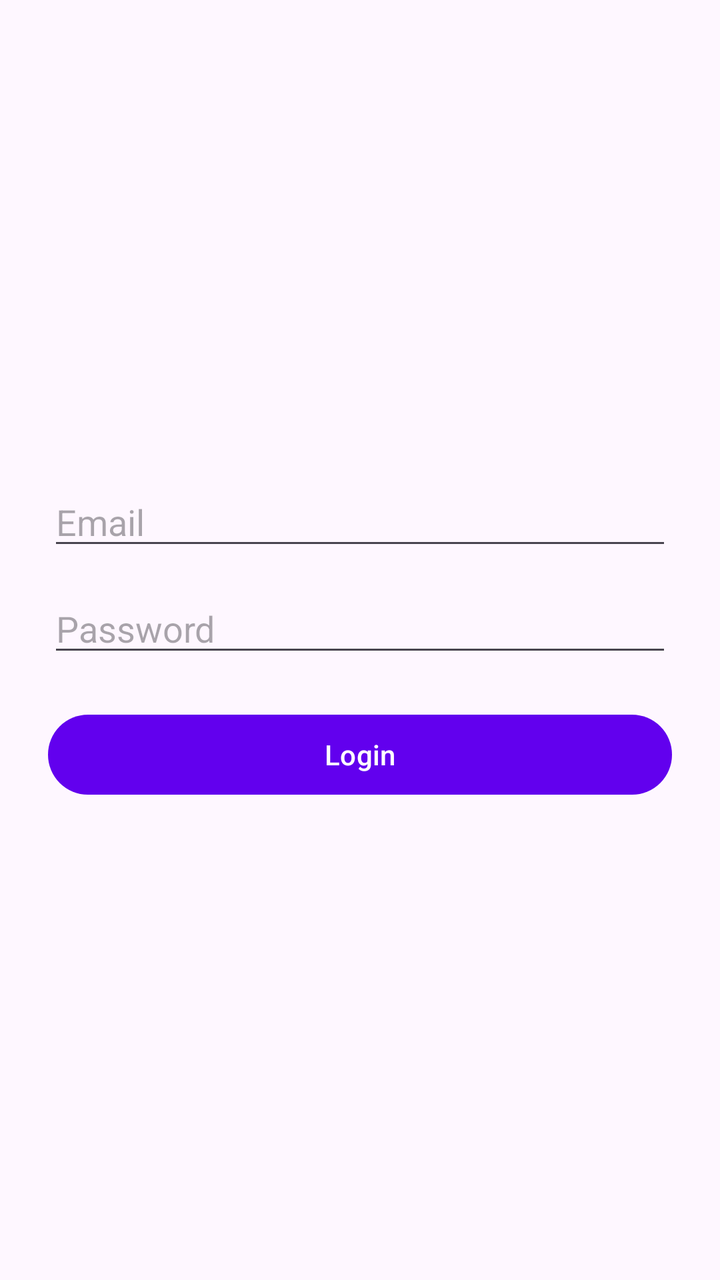
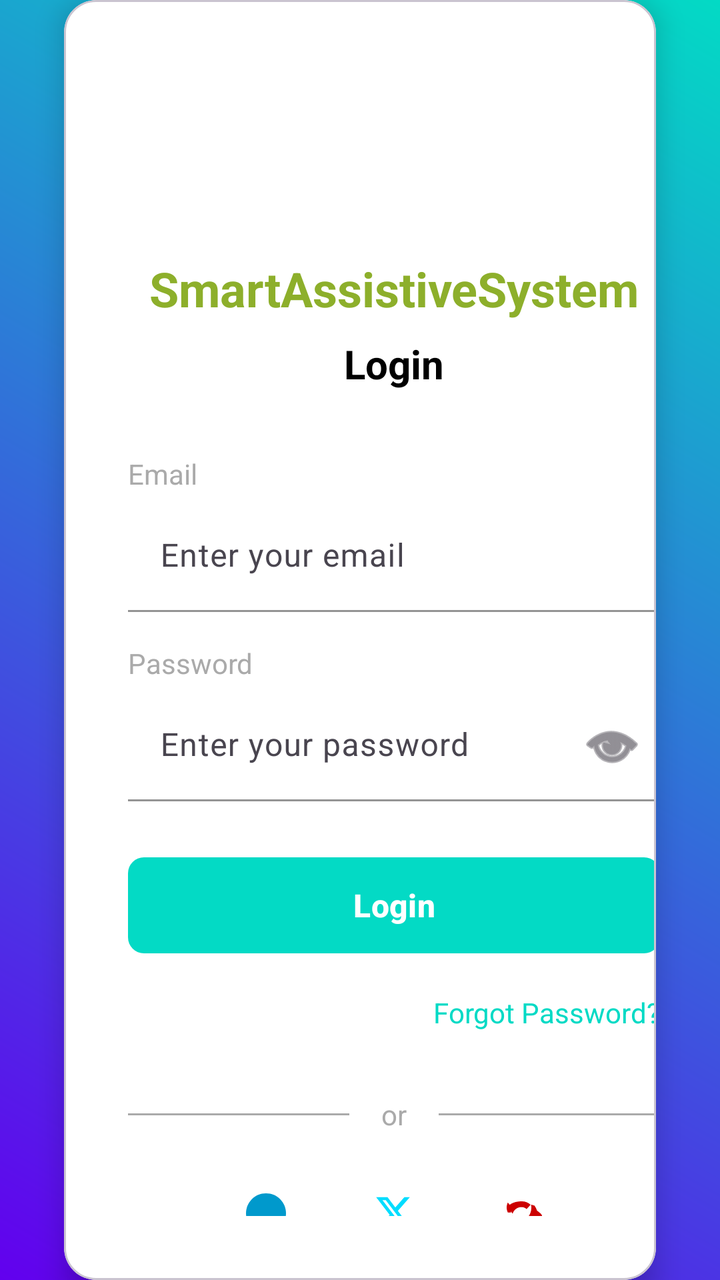

Screens rendered from an Android XML layout before and after an edit, with the pre-edit source and the edit as a unified diff.
<!-- AndroidManifest.xml: application theme Theme.SmartAssistiveSystem -->
<!-- res/layout/activity_login.xml -->
<LinearLayout xmlns:android="http://schemas.android.com/apk/res/android"
    android:orientation="vertical"
    android:gravity="center"
    android:padding="24dp"
    android:layout_width="match_parent"
    android:layout_height="match_parent">

    <EditText
        android:id="@+id/editTextEmail"
        android:hint="Email"
        android:inputType="textEmailAddress"
        android:layout_width="match_parent"
        android:layout_height="wrap_content"/>

    <EditText
        android:id="@+id/editTextPassword"
        android:hint="Password"
        android:inputType="textPassword"
        android:layout_width="match_parent"
        android:layout_height="wrap_content"
        android:layout_marginTop="12dp"/>

    <Button
        android:id="@+id/btnLogin"
        android:text="Login"
        android:layout_width="match_parent"
        android:layout_height="wrap_content"
        android:layout_marginTop="20dp"/>
</LinearLayout>
<!-- resources referenced by this layout -->
<resources>
  <color name="purple_500">#6200EE</color>
  <color name="purple_700">#3700B3</color>
  <color name="white">#FFFFFF</color>
  <color name="teal_200">#03DAC5</color>
  <color name="black">#000000</color>
  <style name="ActionMenuTextStyle" parent="@android:style/TextAppearance.Widget.IconMenu.Item">
          <item name="android:textSize">14sp</item>
          <item name="android:textColor">#FFFFFF</item>
          <item name="android:textAllCaps">false</item>
      </style>
  <!-- unchanged entries left out for length: 1 -->
</resources>

<!-- the commit's change to res/layout/activity_login.xml (unified diff, before → after) -->
@@ -1,29 +1,272 @@
-<LinearLayout xmlns:android="http://schemas.android.com/apk/res/android"
-    android:orientation="vertical"
-    android:gravity="center"
-    android:padding="24dp"
+<?xml version="1.0" encoding="utf-8"?>
+<androidx.constraintlayout.widget.ConstraintLayout xmlns:android="http://schemas.android.com/apk/res/android"
+    xmlns:app="http://schemas.android.com/apk/res-auto"
+    xmlns:tools="http://schemas.android.com/tools"
     android:layout_width="match_parent"
-    android:layout_height="match_parent">
-
-    <EditText
-        android:id="@+id/editTextEmail"
-        android:hint="Email"
-        android:inputType="textEmailAddress"
-        android:layout_width="match_parent"
-        android:layout_height="wrap_content"/>
-
-    <EditText
-        android:id="@+id/editTextPassword"
-        android:hint="Password"
-        android:inputType="textPassword"
-        android:layout_width="match_parent"
+    android:layout_height="match_parent"
+    android:background="@drawable/loginactivity_gradient_background"
+    tools:context=".ui.login.LoginActivity">
+
+    
+    <com.google.android.material.card.MaterialCardView
+        android:id="@+id/login_card"
+        android:layout_width="0dp"
         android:layout_height="wrap_content"
-        android:layout_marginTop="12dp"/>
-
-    <Button
-        android:id="@+id/btnLogin"
-        android:text="Login"
-        android:layout_width="match_parent"
-        android:layout_height="wrap_content"
-        android:layout_marginTop="20dp"/>
-</LinearLayout>
+        android:layout_marginStart="32dp"
+        android:layout_marginTop="64dp"
+        android:layout_marginEnd="32dp"
+        android:layout_marginBottom="64dp"
+        app:cardBackgroundColor="@android:color/white"
+        app:cardCornerRadius="16dp"
+        app:cardElevation="8dp"
+        app:layout_constraintBottom_toBottomOf="parent"
+        app:layout_constraintEnd_toEndOf="parent"
+        app:layout_constraintStart_toStartOf="parent"
+        app:layout_constraintTop_toTopOf="parent">
+
+        <androidx.constraintlayout.widget.ConstraintLayout
+            android:layout_width="330dp"
+            android:layout_height="wrap_content"
+            android:padding="32dp">
+
+
+
+            
+            <ImageView
+                android:id="@+id/iv_logo"
+                android:layout_width="80dp"
+                android:layout_height="80dp"
+                android:src="@mipmap/ic_launcher_round"
+                app:layout_constraintEnd_toEndOf="parent"
+                app:layout_constraintStart_toStartOf="parent"
+                app:layout_constraintTop_toTopOf="parent" />
+
+            <TextView
+                android:id="@+id/tv_app_name"
+                android:layout_width="wrap_content"
+                android:layout_height="wrap_content"
+                android:layout_marginTop="16dp"
+                android:text="SmartAssistiveSystem"
+                android:textColor="@color/Name_gradient"
+                android:textSize="24sp"
+                android:textStyle="bold"
+                app:layout_constraintEnd_toEndOf="parent"
+                app:layout_constraintStart_toStartOf="parent"
+                app:layout_constraintTop_toBottomOf="@id/iv_logo" />
+
+            
+            <TextView
+                android:id="@+id/tv_login_title"
+                android:layout_width="wrap_content"
+                android:layout_height="wrap_content"
+                android:layout_marginTop="8dp"
+                android:text="Login"
+                android:textColor="@android:color/black"
+                android:textSize="20sp"
+                android:textStyle="bold"
+                app:layout_constraintEnd_toEndOf="parent"
+                app:layout_constraintStart_toStartOf="parent"
+                app:layout_constraintTop_toBottomOf="@id/tv_app_name" />
+
+            
+            <TextView
+                android:id="@+id/tv_email_label"
+                android:layout_width="wrap_content"
+                android:layout_height="wrap_content"
+                android:layout_marginTop="32dp"
+                android:text="Email"
+                android:textColor="@android:color/darker_gray"
+                android:textSize="14sp"
+                app:layout_constraintStart_toStartOf="parent"
+                app:layout_constraintTop_toBottomOf="@id/tv_login_title" />
+
+            
+            <com.google.android.material.textfield.TextInputLayout
+                android:id="@+id/til_email"
+                android:layout_width="match_parent"
+                android:layout_height="wrap_content"
+                android:layout_marginTop="4dp"
+                app:boxBackgroundColor="@android:color/white"
+                app:boxBackgroundMode="filled"
+                app:boxCornerRadiusBottomEnd="8dp"
+                app:boxCornerRadiusBottomStart="8dp"
+                app:boxCornerRadiusTopEnd="8dp"
+                app:boxCornerRadiusTopStart="8dp"
+                app:boxStrokeColor="@color/teal_200"
+                app:hintTextColor="@color/teal_200"
+                app:layout_constraintStart_toStartOf="parent"
+                app:layout_constraintTop_toBottomOf="@id/tv_email_label">
+
+                <com.google.android.material.textfield.TextInputEditText
+                    android:id="@+id/editTextEmail"
+                    android:layout_width="match_parent"
+                    android:layout_height="wrap_content"
+                    android:hint="Enter your email"
+                    android:inputType="textEmailAddress"
+                    android:textColor="@android:color/black"
+                    android:textColorHint="@android:color/darker_gray" />
+
+            </com.google.android.material.textfield.TextInputLayout>
+
+            
+            <TextView
+                android:id="@+id/tv_password_label"
+                android:layout_width="wrap_content"
+                android:layout_height="wrap_content"
+                android:layout_marginTop="16dp"
+                android:text="Password"
+                android:textColor="@android:color/darker_gray"
+                android:textSize="14sp"
+                app:layout_constraintStart_toStartOf="parent"
+                app:layout_constraintTop_toBottomOf="@id/til_email" />
+
+            
+            <com.google.android.material.textfield.TextInputLayout
+                android:id="@+id/til_password"
+                android:layout_width="match_parent"
+                android:layout_height="wrap_content"
+                android:layout_marginTop="4dp"
+                app:boxBackgroundColor="@android:color/white"
+                app:boxBackgroundMode="filled"
+                app:boxCornerRadiusBottomEnd="8dp"
+                app:boxCornerRadiusBottomStart="8dp"
+                app:boxCornerRadiusTopEnd="8dp"
+                app:boxCornerRadiusTopStart="8dp"
+                app:boxStrokeColor="@color/teal_200"
+                app:endIconDrawable="@android:drawable/ic_menu_view"
+                app:endIconMode="password_toggle"
+                app:hintTextColor="@color/teal_200"
+                app:layout_constraintStart_toStartOf="parent"
+                app:layout_constraintTop_toBottomOf="@id/tv_password_label">
+
+                <com.google.android.material.textfield.TextInputEditText
+                    android:id="@+id/editTextPassword"
+                    android:layout_width="match_parent"
+                    android:layout_height="wrap_content"
+                    android:hint="Enter your password"
+                    android:inputType="textPassword"
+                    android:textColor="@android:color/black"
+                    android:textColorHint="@android:color/darker_gray" />
+
+            </com.google.android.material.textfield.TextInputLayout>
+
+            
+            <com.google.android.material.button.MaterialButton
+                android:id="@+id/btnLogin"
+                android:layout_width="match_parent"
+                android:layout_height="56dp"
+                android:layout_marginTop="24dp"
+                android:text="Login"
+                android:textSize="16sp"
+                android:textStyle="bold"
+                app:backgroundTint="@color/teal_200"
+                app:cornerRadius="8dp"
+                app:layout_constraintStart_toStartOf="parent"
+                app:layout_constraintTop_toBottomOf="@id/til_password" />
+
+            
+            <TextView
+                android:id="@+id/tv_forgot_password"
+                android:layout_width="wrap_content"
+                android:layout_height="wrap_content"
+                android:layout_marginTop="16dp"
+                android:background="?attr/selectableItemBackground"
+                android:clickable="true"
+                android:focusable="true"
+                android:text="Forgot Password?"
+                android:textColor="@color/teal_200"
+                android:textSize="14sp"
+                app:layout_constraintEnd_toEndOf="parent"
+                app:layout_constraintTop_toBottomOf="@id/btnLogin" />
+
+            
+            <LinearLayout
+                android:id="@+id/social_divider"
+                android:layout_width="match_parent"
+                android:layout_height="wrap_content"
+                android:layout_marginTop="32dp"
+                android:gravity="center_vertical"
+                android:orientation="horizontal"
+                app:layout_constraintStart_toStartOf="parent"
+                app:layout_constraintTop_toBottomOf="@id/tv_forgot_password">
+
+                <View
+                    android:layout_width="0dp"
+                    android:layout_height="1dp"
+                    android:layout_weight="1"
+                    android:background="@android:color/darker_gray" />
+
+                <TextView
+                    android:layout_width="wrap_content"
+                    android:layout_height="wrap_content"
+                    android:layout_marginHorizontal="16dp"
+                    android:text="or"
+                    android:textColor="@android:color/darker_gray"
+                    android:textSize="14sp" />
+
+                <View
+                    android:layout_width="0dp"
+                    android:layout_height="1dp"
+                    android:layout_weight="1"
+                    android:background="@android:color/darker_gray" />
+
+            </LinearLayout>
+
+            
+            <LinearLayout
+                android:id="@+id/social_row"
+                android:layout_width="match_parent"
+                android:layout_height="wrap_content"
+                android:layout_marginTop="16dp"
+                android:gravity="center"
+                android:orientation="horizontal"
+                app:layout_constraintStart_toStartOf="parent"
+                app:layout_constraintTop_toBottomOf="@id/social_divider">
+
+                <com.google.android.material.button.MaterialButton
+                    android:layout_width="48dp"
+                    android:layout_height="48dp"
+                    android:layout_marginEnd="8dp"
+                    android:backgroundTint="@android:color/transparent"
+                    app:icon="@drawable/ic_facebook"
+                app:iconTint="@android:color/holo_blue_dark"
+                style="@style/Widget.Material3.Button.IconButton" />
+
+                <com.google.android.material.button.MaterialButton
+                    android:layout_width="48dp"
+                    android:layout_height="48dp"
+                    android:layout_marginHorizontal="8dp"
+                    android:backgroundTint="@android:color/transparent"
+                    app:icon="@drawable/ic_twitter"
+                app:iconTint="@android:color/holo_blue_bright"
+                style="@style/Widget.Material3.Button.IconButton" />
+
+                <com.google.android.material.button.MaterialButton
+                    android:layout_width="48dp"
+                    android:layout_height="48dp"
+                    android:layout_marginStart="8dp"
+                    android:backgroundTint="@android:color/transparent"
+                    app:icon="@drawable/ic_google"
+                app:iconTint="@android:color/holo_red_dark"
+                style="@style/Widget.Material3.Button.IconButton" />
+
+            </LinearLayout>
+
+            
+            <TextView
+                android:id="@+id/tv_sign_up"
+                android:layout_width="wrap_content"
+                android:layout_height="wrap_content"
+                android:layout_marginTop="24dp"
+                android:text="Don't have an account? Sign Up"
+                android:textColor="@android:color/darker_gray"
+                android:textSize="14sp"
+                app:layout_constraintEnd_toEndOf="parent"
+                app:layout_constraintStart_toStartOf="parent"
+                app:layout_constraintTop_toBottomOf="@id/social_row" />
+
+        </androidx.constraintlayout.widget.ConstraintLayout>
+
+    </com.google.android.material.card.MaterialCardView>
+
+</androidx.constraintlayout.widget.ConstraintLayout>
<!-- resource entries referenced after the edit -->
@@ -1,9 +1,78 @@
 <!-- resources referenced by this layout -->
 <resources>
+  <color name="Name_gradient">#8DAF2B</color>
   <color name="purple_500">#6200EE</color>
+  <!-- drawable ic_launcher_background: vector/xml drawable (drawable, 4866 chars, omitted) -->
   <color name="purple_700">#3700B3</color>
   <color name="white">#FFFFFF</color>
   <color name="teal_200">#03DAC5</color>
+  <!-- drawable ic_facebook (drawable) -->
+  <?xml version="1.0" encoding="utf-8"?>
+  <vector xmlns:android="http://schemas.android.com/apk/res/android"
+      android:width="24dp"
+      android:height="24dp"
+      android:viewportWidth="24"
+      android:viewportHeight="24">
+  
+      <path
+          android:fillColor="#1877F2"
+          android:pathData="M12,0C5.37,0 0,5.37 0,12s5.37,12 12,12s12,-5.37 12,-12S18.63,0 12,0z"/>
+  
+      <path
+          android:fillColor="#FFFFFF"
+          android:pathData="M15.4,7.8H14.1V6.5c0,-0.6 0.1,-0.9 0.9,-0.9h1.3V3.7c-0.3,0 -1.4,-0.1 -2.8,-0.1c-2.9,0 -3.4,1.8 -3.4,3.5v1.6H7.8v2.7h2.2v8.8h3.3v-8.8h2.9L15.4,7.8z"/>
+  </vector>
+  <!-- drawable ic_google (drawable) -->
+  <?xml version="1.0" encoding="utf-8"?>
+  <vector xmlns:android="http://schemas.android.com/apk/res/android"
+      android:width="24dp"
+      android:height="24dp"
+      android:viewportWidth="24"
+      android:viewportHeight="24">
+  
+      <path
+          android:fillColor="#4285F4"
+          android:pathData="M12.00,4.8c1.94,0 3.76,0.73 5.15,2.05L14.77,9.45c-0.81,-0.75 -1.82,-1.2 -3.12,-1.2c-2.47,0 -4.56,1.66 -5.3,3.95L3.48,8.23C4.94,5.81 8.23,4.8 12.00,4.8z" />
+  
+      <path
+          android:fillColor="#DB4437"
+          android:pathData="M11.99,19.2c-3.77,0 -7.06,-1.01 -8.52,-3.43l2.84,-2.27c0.74,2.29 2.83,3.95 5.30,3.95c1.3,0 2.31,-0.45 3.12,-1.2l2.38,2.23C15.76,18.47 13.94,19.2 11.99,19.2z" />
+  
+      <path
+          android:fillColor="#F4B400"
+          android:pathData="M23.08,12l-2.07,-1.65c-0.34,-1.02 -0.83,-2.03 -1.48,-2.97l-2.09,-0.61c0.11,0.59 0.17,1.21 0.17,1.86c0,2.18 -0.8,4.2 -2.12,5.78l-2.06,1.64c1.32,0.85 2.8,1.44 4.41,1.44c2.81,0 5.25,-1.33 6.94,-3.39z" />
+  
+      <path
+          android:fillColor="#0F9D58"
+          android:pathData="M5.44,11.51c-0.12,-0.59 -0.19,-1.2 -0.19,-1.86c0,-0.65 0.07,-1.27 0.19,-1.86L3.48,5.53C3.04,6.44 2.8,7.44 2.8,8.5c0,1.06 0.24,2.06 0.68,2.97L5.44,11.51z" />
+  </vector>
+  <!-- drawable ic_twitter (drawable) -->
+  <?xml version="1.0" encoding="utf-8"?>
+  <vector xmlns:android="http://schemas.android.com/apk/res/android"
+      android:width="24dp"
+      android:height="24dp"
+      android:viewportWidth="24"
+      android:viewportHeight="24"
+      android:tint="?attr/colorOnPrimary">
+      <path
+          android:fillColor="@android:color/white"
+          android:pathData="M18.244,2.25h3.308l-7.227,8.26 8.502,11.24H16.17l-5.214,-6.817L4.99,21.75H1.68l7.73,-8.835L1.254,2.25H8.08l4.713,6.231zm-1.161,17.52h1.833L7.084,4.126H5.117z" />
+  </vector>
+  <!-- drawable loginactivity_gradient_background (drawable) -->
+  <?xml version="1.0" encoding="utf-8"?>
+  <shape xmlns:android="http://schemas.android.com/apk/res/android">
+      <gradient
+          android:startColor="@color/purple_500"
+          android:endColor="@color/teal_200"
+          android:angle="45"
+          android:type="linear" />
+  </shape>
+  <!-- mipmap ic_launcher_round (mipmap-anydpi-v26) -->
+  <?xml version="1.0" encoding="utf-8"?>
+  <adaptive-icon xmlns:android="http://schemas.android.com/apk/res/android">
+      <background android:drawable="@drawable/ic_launcher_background"/>
+      <foreground android:drawable="@mipmap/ic_launcher_foreground"/>
+  </adaptive-icon>
   <color name="black">#000000</color>
   <style name="ActionMenuTextStyle" parent="@android:style/TextAppearance.Widget.IconMenu.Item">
           <item name="android:textSize">14sp</item>
